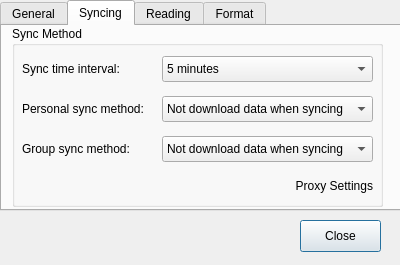
Above: src/ui/wizpreferencedialog.ui from WizTeam/WizQTClient before the change. Below: the same form after it.
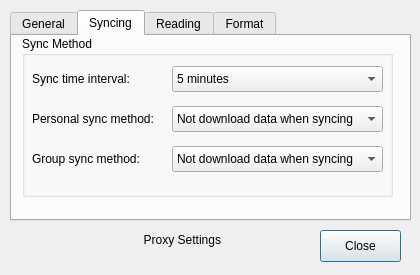
That is the form after the change. The open tabs and pages were chosen to show the change.

What changed in the file:
```diff
--- a/src/ui/wizpreferencedialog.ui
+++ b/src/ui/wizpreferencedialog.ui
@@ -6,8 +6,8 @@
    <rect>
     <x>0</x>
     <y>0</y>
-    <width>400</width>
-    <height>265</height>
+    <width>420</width>
+    <height>275</height>
    </rect>
   </property>
   <property name="sizePolicy">
@@ -18,14 +18,14 @@
   </property>
   <property name="minimumSize">
    <size>
-    <width>400</width>
-    <height>265</height>
+    <width>420</width>
+    <height>275</height>
    </size>
   </property>
   <property name="maximumSize">
    <size>
-    <width>400</width>
-    <height>265</height>
+    <width>420</width>
+    <height>275</height>
    </size>
   </property>
   <property name="windowTitle">
@@ -34,8 +34,8 @@
   <widget class="QTabWidget" name="tabWidget">
    <property name="geometry">
     <rect>
-     <x>0</x>
-     <y>0</y>
+     <x>10</x>
+     <y>10</y>
      <width>401</width>
      <height>211</height>
     </rect>
@@ -112,28 +112,12 @@
        <x>10</x>
        <y>0</y>
        <width>371</width>
-       <height>181</height>
+       <height>161</height>
       </rect>
      </property>
      <property name="title">
       <string>Sync Method</string>
      </property>
-     <widget class="QLabel" name="labelProxySettings">
-      <property name="geometry">
-       <rect>
-        <x>190</x>
-        <y>150</y>
-        <width>171</width>
-        <height>20</height>
-       </rect>
-      </property>
-      <property name="text">
-       <string>Proxy Settings</string>
-      </property>
-      <property name="alignment">
-       <set>Qt::AlignRight|Qt::AlignTrailing|Qt::AlignVCenter</set>
-      </property>
-     </widget>
      <widget class="QComboBox" name="comboSyncInterval">
       <property name="geometry">
        <rect>
@@ -400,8 +384,8 @@
   <widget class="QPushButton" name="btnClose">
    <property name="geometry">
     <rect>
-     <x>300</x>
-     <y>220</y>
+     <x>320</x>
+     <y>230</y>
      <width>81</width>
      <height>32</height>
     </rect>
@@ -416,6 +400,22 @@
     <string>Close</string>
    </property>
   </widget>
+  <widget class="QLabel" name="labelProxySettings">
+   <property name="geometry">
+    <rect>
+     <x>50</x>
+     <y>230</y>
+     <width>171</width>
+     <height>20</height>
+    </rect>
+   </property>
+   <property name="text">
+    <string>Proxy Settings</string>
+   </property>
+   <property name="alignment">
+    <set>Qt::AlignRight|Qt::AlignTrailing|Qt::AlignVCenter</set>
+   </property>
+  </widget>
  </widget>
  <resources/>
  <connections/>
```
Left out of the diff: 2 changed lines with no effect on the pictures.
